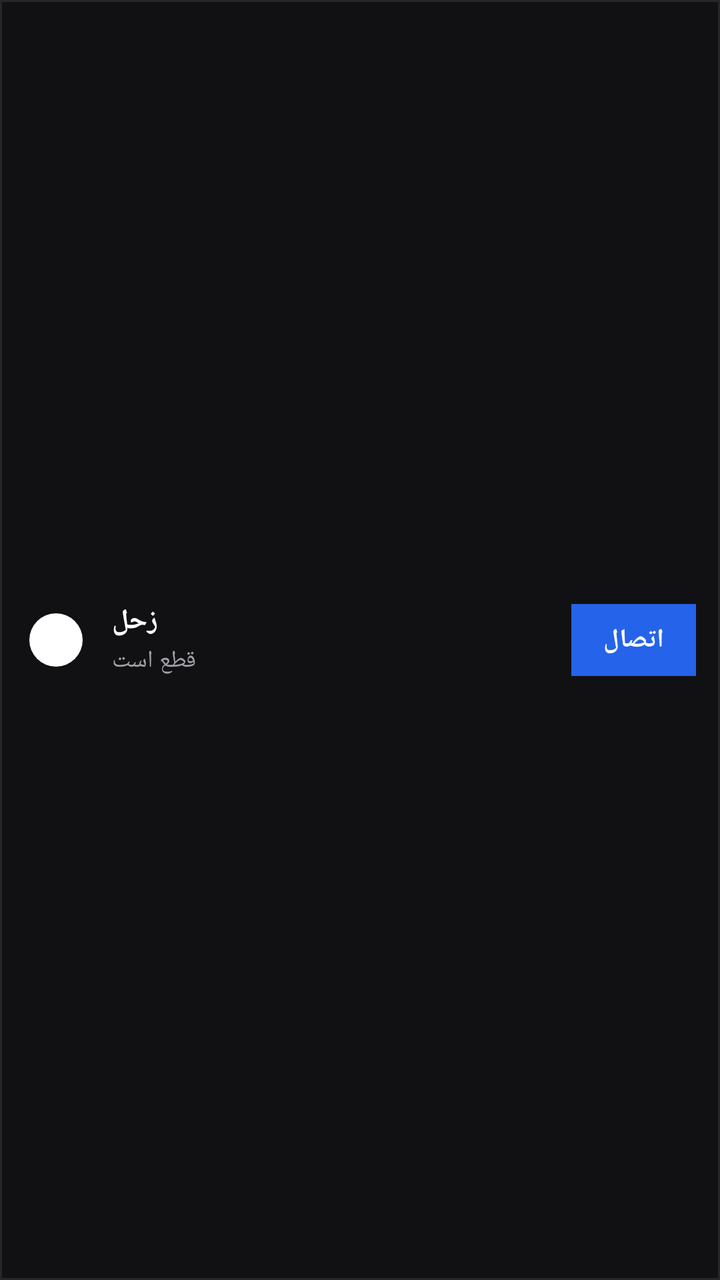
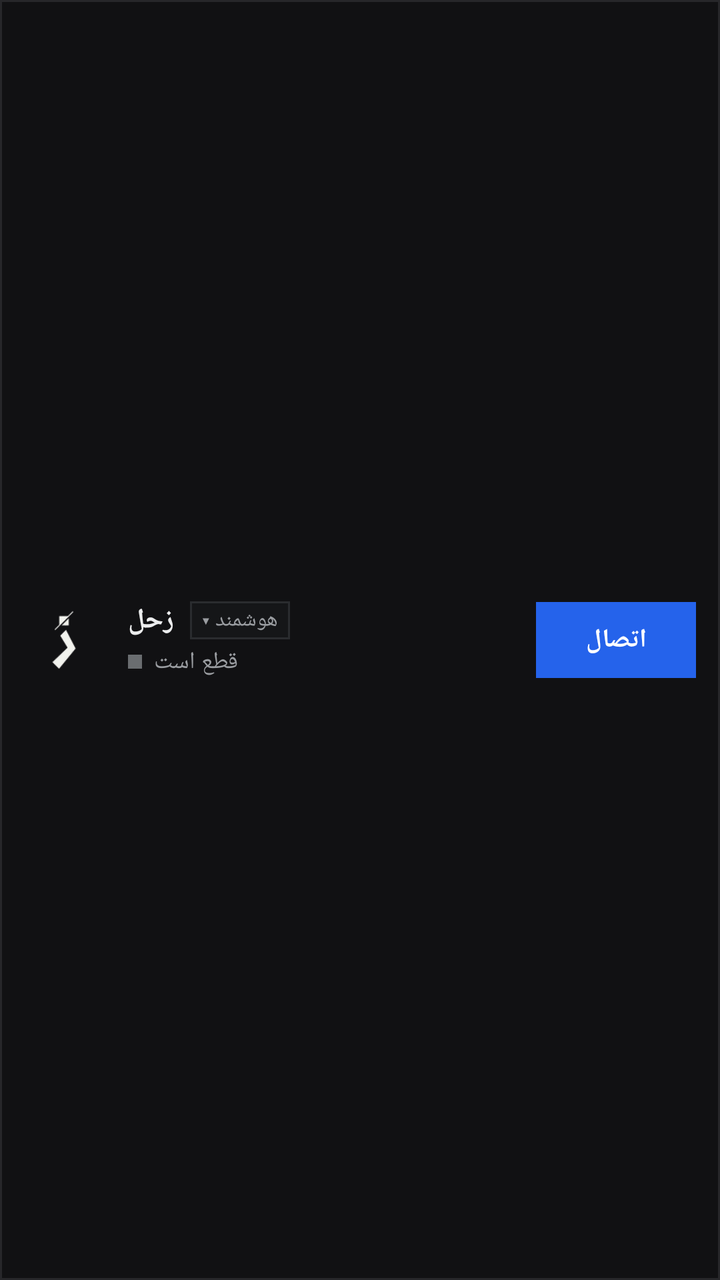

Compare the two renders of this Android layout. The source of the first and the diff that turns it into the second are given below.
<!-- AndroidManifest.xml: fallback theme Theme.MaterialComponents.DayNight.NoActionBar -->
<!-- res/layout/widget_zohal.xml -->
<?xml version="1.0" encoding="utf-8"?>
<LinearLayout xmlns:android="http://schemas.android.com/apk/res/android"
    android:id="@+id/widget_root"
    android:layout_width="match_parent"
    android:layout_height="match_parent"
    android:orientation="horizontal"
    android:gravity="center_vertical"
    android:padding="12dp"
    android:background="@drawable/widget_background">

    <ImageView
        android:id="@+id/widget_icon"
        android:layout_width="32dp"
        android:layout_height="32dp"
        android:src="@drawable/ic_tile"
        android:contentDescription="زحل" />

    <LinearLayout
        android:layout_width="0dp"
        android:layout_height="wrap_content"
        android:layout_weight="1"
        android:orientation="vertical"
        android:paddingStart="12dp"
        android:paddingEnd="12dp">

        <TextView
            android:id="@+id/widget_title"
            android:layout_width="wrap_content"
            android:layout_height="wrap_content"
            android:text="زحل"
            android:textColor="#FFFFFFFF"
            android:textSize="14sp"
            android:textStyle="bold" />

        <TextView
            android:id="@+id/widget_status"
            android:layout_width="wrap_content"
            android:layout_height="wrap_content"
            android:layout_marginTop="2dp"
            android:text="قطع است"
            android:textColor="#FFA1A1AA"
            android:textSize="12sp" />
    </LinearLayout>

    <TextView
        android:id="@+id/widget_button"
        android:layout_width="wrap_content"
        android:layout_height="36dp"
        android:gravity="center"
        android:paddingStart="16dp"
        android:paddingEnd="16dp"
        android:background="@drawable/widget_button_bg"
        android:text="اتصال"
        android:textColor="#FFFFFFFF"
        android:textSize="13sp"
        android:textStyle="bold" />

</LinearLayout>
<!-- resources referenced by this layout -->
<resources>
  <!-- drawable ic_tile (drawable) -->
  <vector xmlns:android="http://schemas.android.com/apk/res/android"
      android:width="24dp"
      android:height="24dp"
      android:viewportWidth="24"
      android:viewportHeight="24">
    <path
        android:fillColor="#FFFFFFFF"
        android:pathData="M12,2A10,10 0 0,0 2,12A10,10 0 0,0 12,22A10,10 0 0,0 22,12A10,10 0 0,0 12,2Z"/>
  </vector>
  <!-- drawable widget_background (drawable) -->
  <?xml version="1.0" encoding="utf-8"?>
  <shape xmlns:android="http://schemas.android.com/apk/res/android"
      android:shape="rectangle">
      <solid android:color="#FF111113" />
      <stroke android:width="1dp" android:color="#FF27272A" />
      <corners android:radius="0dp" />
  </shape>
  <!-- drawable widget_button_bg (drawable) -->
  <?xml version="1.0" encoding="utf-8"?>
  <shape xmlns:android="http://schemas.android.com/apk/res/android"
      android:shape="rectangle">
      <solid android:color="#FF2563EB" />
      <corners android:radius="0dp" />
  </shape>
</resources>

<!-- the commit's change to res/layout/widget_zohal.xml (unified diff, before → after) -->
@@ -8,13 +8,16 @@
     android:padding="12dp"
     android:background="@drawable/widget_background">
 
+    
     <ImageView
         android:id="@+id/widget_icon"
-        android:layout_width="32dp"
-        android:layout_height="32dp"
-        android:src="@drawable/ic_tile"
-        android:contentDescription="زحل" />
+        android:layout_width="40dp"
+        android:layout_height="40dp"
+        android:src="@drawable/ic_zohal_logo"
+        android:contentDescription="زحل"
+        android:scaleType="fitCenter" />
 
+    
     <LinearLayout
         android:layout_width="0dp"
         android:layout_height="wrap_content"
@@ -23,32 +26,90 @@
         android:paddingStart="12dp"
         android:paddingEnd="12dp">
 
-        <TextView
-            android:id="@+id/widget_title"
+        
+        <LinearLayout
             android:layout_width="wrap_content"
             android:layout_height="wrap_content"
-            android:text="زحل"
-            android:textColor="#FFFFFFFF"
-            android:textSize="14sp"
-            android:textStyle="bold" />
+            android:orientation="horizontal"
+            android:gravity="center_vertical">
 
-        <TextView
-            android:id="@+id/widget_status"
+            <TextView
+                android:id="@+id/widget_title"
+                android:layout_width="wrap_content"
+                android:layout_height="wrap_content"
+                android:text="زحل"
+                android:textColor="#FFECEDEE"
+                android:textSize="14sp"
+                android:textStyle="bold" />
+
+            
+            <LinearLayout
+                android:id="@+id/widget_mode_container"
+                android:layout_width="wrap_content"
+                android:layout_height="wrap_content"
+                android:layout_marginStart="8dp"
+                android:background="@drawable/widget_mode_bg"
+                android:paddingStart="6dp"
+                android:paddingEnd="6dp"
+                android:paddingTop="2dp"
+                android:paddingBottom="2dp"
+                android:gravity="center_vertical">
+
+                <TextView
+                    android:id="@+id/widget_mode"
+                    android:layout_width="wrap_content"
+                    android:layout_height="wrap_content"
+                    android:text="هوشمند ▾"
+                    android:textColor="#FF9A9DA1"
+                    android:textSize="11sp" />
+            </LinearLayout>
+        </LinearLayout>
+
+        
+        <LinearLayout
             android:layout_width="wrap_content"
             android:layout_height="wrap_content"
-            android:layout_marginTop="2dp"
-            android:text="قطع است"
-            android:textColor="#FFA1A1AA"
-            android:textSize="12sp" />
+            android:layout_marginTop="3dp"
+            android:orientation="horizontal"
+            android:gravity="center_vertical">
+
+            
+            <ImageView
+                android:id="@+id/widget_indicator"
+                android:layout_width="7dp"
+                android:layout_height="7dp"
+                android:src="@drawable/widget_indicator_idle"
+                android:contentDescription="وضعیت" />
+
+            <TextView
+                android:id="@+id/widget_status"
+                android:layout_width="wrap_content"
+                android:layout_height="wrap_content"
+                android:layout_marginStart="6dp"
+                android:text="قطع است"
+                android:textColor="#FF9A9DA1"
+                android:textSize="12sp" />
+
+            <TextView
+                android:id="@+id/widget_stats"
+                android:layout_width="wrap_content"
+                android:layout_height="wrap_content"
+                android:layout_marginStart="6dp"
+                android:text=""
+                android:textColor="#FF6A6D70"
+                android:textSize="11sp" />
+        </LinearLayout>
     </LinearLayout>
 
+    
     <TextView
         android:id="@+id/widget_button"
         android:layout_width="wrap_content"
-        android:layout_height="36dp"
+        android:layout_height="38dp"
         android:gravity="center"
-        android:paddingStart="16dp"
-        android:paddingEnd="16dp"
+        android:minWidth="80dp"
+        android:paddingStart="14dp"
+        android:paddingEnd="14dp"
         android:background="@drawable/widget_button_bg"
         android:text="اتصال"
         android:textColor="#FFFFFFFF"
<!-- resource entries referenced after the edit -->
@@ -1,15 +1,6 @@
 <!-- resources referenced by this layout -->
 <resources>
-  <!-- drawable ic_tile (drawable) -->
-  <vector xmlns:android="http://schemas.android.com/apk/res/android"
-      android:width="24dp"
-      android:height="24dp"
-      android:viewportWidth="24"
-      android:viewportHeight="24">
-    <path
-        android:fillColor="#FFFFFFFF"
-        android:pathData="M12,2A10,10 0 0,0 2,12A10,10 0 0,0 12,22A10,10 0 0,0 22,12A10,10 0 0,0 12,2Z"/>
-  </vector>
+  <!-- drawable ic_zohal_logo: png bitmap (drawable, 3447 bytes) -->
   <!-- drawable widget_background (drawable) -->
   <?xml version="1.0" encoding="utf-8"?>
   <shape xmlns:android="http://schemas.android.com/apk/res/android"
@@ -25,5 +16,20 @@
       <solid android:color="#FF2563EB" />
       <corners android:radius="0dp" />
   </shape>
+  <!-- drawable widget_indicator_idle (drawable) -->
+  <?xml version="1.0" encoding="utf-8"?>
+  <shape xmlns:android="http://schemas.android.com/apk/res/android"
+      android:shape="rectangle">
+      <solid android:color="#FF6A6D70" />
+      <corners android:radius="0dp" />
+  </shape>
+  <!-- drawable widget_mode_bg (drawable) -->
+  <?xml version="1.0" encoding="utf-8"?>
+  <shape xmlns:android="http://schemas.android.com/apk/res/android"
+      android:shape="rectangle">
+      <solid android:color="#FF151618" />
+      <stroke android:width="1dp" android:color="#FF2A2C2F" />
+      <corners android:radius="0dp" />
+  </shape>
 </resources>
 
